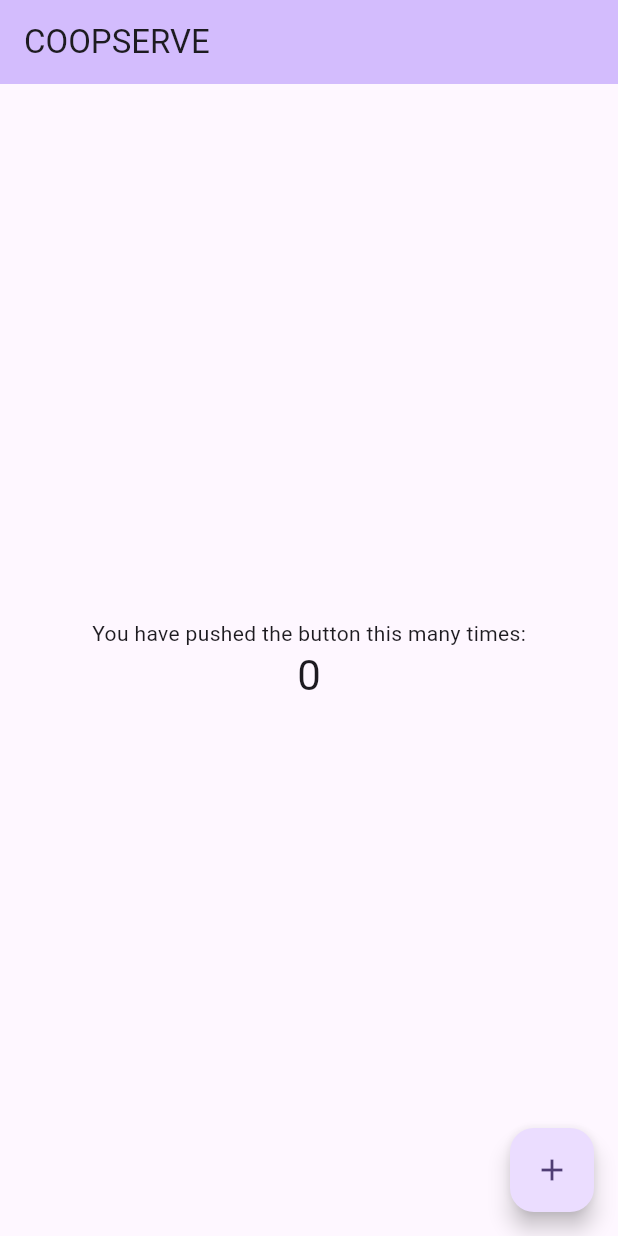
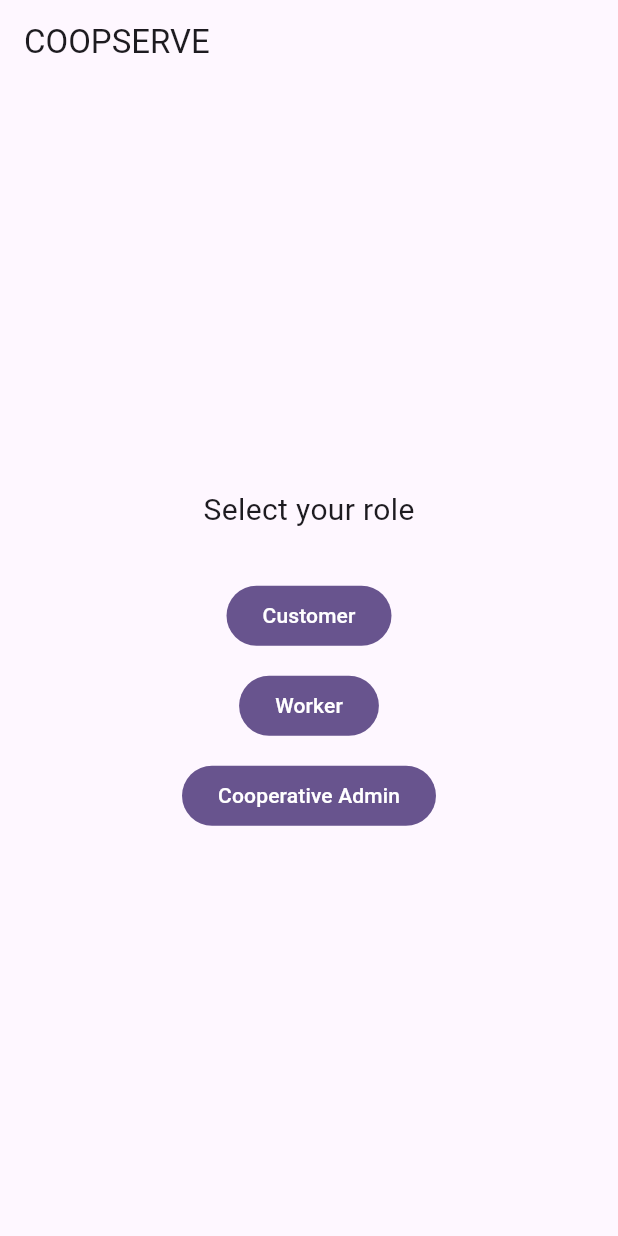
Before and after one commit to NemetronStrike/COOPSERVE, a Flutter app: the screen it shows after launch, on a phone screen of 412 x 824 dp. Run offline on Flutter 3.47's test engine with Material 3 defaults, Android fonts, the phone set to English and light mode, and no system bars.

Commit message:
Establish Flutter application architecture

```diff
--- /dev/null
+++ b/mobile/lib/config/app_config.dart
@@ -0,0 +1,4 @@
+class AppConfig {
+  static const env = String.fromEnvironment('ENV', defaultValue: 'development');
+  static const apiBaseUrl = String.fromEnvironment('API_BASE_URL', defaultValue: 'http://localhost:8000');
+}
--- /dev/null
+++ b/mobile/lib/core/app.dart
@@ -0,0 +1,20 @@
+import 'package:flutter/material.dart';
+import '../navigation/app_router.dart';
+import 'theme.dart';
+import 'constants.dart';
+
+class AppWidget extends StatelessWidget {
+  const AppWidget({super.key});
+
+  @override
+  Widget build(BuildContext context) {
+    return MaterialApp(
+      title: AppConstants.appName,
+      theme: AppTheme.light,
+      darkTheme: AppTheme.dark,
+      initialRoute: AppRouter.initial,
+      routes: AppRouter.routes,
+      debugShowCheckedModeBanner: false,
+    );
+  }
+}
--- /dev/null
+++ b/mobile/lib/core/constants.dart
@@ -0,0 +1,4 @@
+class AppConstants {
+  static const appName = 'COOPSERVE';
+  static const appVersion = '1.0.0';
+}
--- /dev/null
+++ b/mobile/lib/core/theme.dart
@@ -0,0 +1,18 @@
+import 'package:flutter/material.dart';
+
+class AppTheme {
+  static const _seed = Colors.deepPurple;
+
+  static ThemeData get light => ThemeData(
+        useMaterial3: true,
+        colorScheme: ColorScheme.fromSeed(seedColor: _seed),
+      );
+
+  static ThemeData get dark => ThemeData(
+        useMaterial3: true,
+        colorScheme: ColorScheme.fromSeed(
+          seedColor: _seed,
+          brightness: Brightness.dark,
+        ),
+      );
+}
--- /dev/null
+++ b/mobile/lib/features/admin/admin_screen.dart
@@ -0,0 +1,13 @@
+import 'package:flutter/material.dart';
+
+class AdminScreen extends StatelessWidget {
+  const AdminScreen({super.key});
+
+  @override
+  Widget build(BuildContext context) {
+    return Scaffold(
+      appBar: AppBar(title: const Text('Cooperative Admin')),
+      body: const Center(child: Text('Cooperative Admin — coming soon')),
+    );
+  }
+}
--- /dev/null
+++ b/mobile/lib/features/auth/auth_screen.dart
@@ -0,0 +1,36 @@
+import 'package:flutter/material.dart';
+import '../../navigation/app_router.dart';
+
+class AuthScreen extends StatelessWidget {
+  const AuthScreen({super.key});
+
+  @override
+  Widget build(BuildContext context) {
+    return Scaffold(
+      appBar: AppBar(title: const Text('COOPSERVE')),
+      body: Center(
+        child: Column(
+          mainAxisAlignment: MainAxisAlignment.center,
+          children: [
+            const Text('Select your role', style: TextStyle(fontSize: 20)),
+            const SizedBox(height: 32),
+            FilledButton(
+              onPressed: () => Navigator.pushNamed(context, AppRouter.customer),
+              child: const Text('Customer'),
+            ),
+            const SizedBox(height: 12),
+            FilledButton(
+              onPressed: () => Navigator.pushNamed(context, AppRouter.worker),
+              child: const Text('Worker'),
+            ),
+            const SizedBox(height: 12),
+            FilledButton(
+              onPressed: () => Navigator.pushNamed(context, AppRouter.admin),
+              child: const Text('Cooperative Admin'),
+            ),
+          ],
+        ),
+      ),
+    );
+  }
+}
--- /dev/null
+++ b/mobile/lib/features/customer/customer_screen.dart
@@ -0,0 +1,13 @@
+import 'package:flutter/material.dart';
+
+class CustomerScreen extends StatelessWidget {
+  const CustomerScreen({super.key});
+
+  @override
+  Widget build(BuildContext context) {
+    return Scaffold(
+      appBar: AppBar(title: const Text('Customer')),
+      body: const Center(child: Text('Customer — coming soon')),
+    );
+  }
+}
--- /dev/null
+++ b/mobile/lib/features/worker/worker_screen.dart
@@ -0,0 +1,13 @@
+import 'package:flutter/material.dart';
+
+class WorkerScreen extends StatelessWidget {
+  const WorkerScreen({super.key});
+
+  @override
+  Widget build(BuildContext context) {
+    return Scaffold(
+      appBar: AppBar(title: const Text('Worker')),
+      body: const Center(child: Text('Worker — coming soon')),
+    );
+  }
+}
--- a/mobile/lib/main.dart
+++ b/mobile/lib/main.dart
@@ -1,108 +1,6 @@
 import 'package:flutter/material.dart';
+import 'core/app.dart';
 
 void main() {
-  runApp(const MyApp());
+  runApp(const AppWidget());
 }
-
-class MyApp extends StatelessWidget {
-  const MyApp({super.key});
-
-  // This widget is the root of your application.
-  @override
-  Widget build(BuildContext context) {
-    return MaterialApp(
-      title: 'COOPSERVE',
-      theme: ThemeData(
-        useMaterial3: true,
-        colorScheme: ColorScheme.fromSeed(seedColor: Colors.deepPurple),
-      ),
-      home: const MyHomePage(title: 'COOPSERVE'),
-    );
-  }
-}
-
-class MyHomePage extends StatefulWidget {
-  const MyHomePage({super.key, required this.title});
-
-  // This widget is the home page of your application. It is stateful, meaning
-  // that it has a State object (defined below) that contains fields that affect
-  // how it looks.
-
-  // This class is the configuration for the state. It holds the values (in this
-  // case the title) provided by the parent (in this case the App widget) and
-  // used by the build method of the State. Fields in a Widget subclass are
-  // always marked "final".
-
-  final String title;
-
-  @override
-  State<MyHomePage> createState() => _MyHomePageState();
-}
-
-class _MyHomePageState extends State<MyHomePage> {
-  int _counter = 0;
-
-  void _incrementCounter() {
-    setState(() {
-      // This call to setState tells the Flutter framework that something has
-      // changed in this State, which causes it to rerun the build method below
-      // so that the display can reflect the updated values. If we changed
-      // _counter without calling setState(), then the build method would not be
-      // called again, and so nothing would appear to happen.
-      _counter++;
-    });
-  }
-
-  @override
-  Widget build(BuildContext context) {
-    // This method is rerun every time setState is called, for instance as done
-    // by the _incrementCounter method above.
-    //
-    // The Flutter framework has been optimized to make rerunning build methods
-    // fast, so that you can just rebuild anything that needs updating rather
-    // than having to individually change instances of widgets.
-    return Scaffold(
-      appBar: AppBar(
-        // TRY THIS: Try changing the color here to a specific color (to
-        // Colors.amber, perhaps?) and trigger a hot reload to see the AppBar
-        // change color while the other colors stay the same.
-        backgroundColor: Theme.of(context).colorScheme.inversePrimary,
-        // Here we take the value from the MyHomePage object that was created by
-        // the App.build method, and use it to set our appbar title.
-        title: Text(widget.title),
-      ),
-      body: Center(
-        // Center is a layout widget. It takes a single child and positions it
-        // in the middle of the parent.
-        child: Column(
-          // Column is also a layout widget. It takes a list of children and
-          // arranges them vertically. By default, it sizes itself to fit its
-          // children horizontally, and tries to be as tall as its parent.
-          //
-          // Column has various properties to control how it sizes itself and
-          // how it positions its children. Here we use mainAxisAlignment to
-          // center the children vertically; the main axis here is the vertical
-          // axis because Columns are vertical (the cross axis would be
-          // horizontal).
-          //
-          // TRY THIS: Invoke "debug painting" (choose the "Toggle Debug Paint"
-          // action in the IDE, or press "p" in the console), to see the
-          // wireframe for each widget.
-          mainAxisAlignment: .center,
-          children: [
-            const Text('You have pushed the button this many times:'),
-            Text(
-              '$_counter',
-              style: Theme.of(context).textTheme.headlineMedium,
-            ),
-          ],
-        ),
-      ),
-      floatingActionButton: FloatingActionButton(
-        onPressed: _incrementCounter,
-        tooltip: 'Increment',
-        child: const Icon(Icons.add),
-      ),
-    );
-  }
-}
--- /dev/null
+++ b/mobile/lib/models/models.dart
@@ -0,0 +1,2 @@
+// Domain models will be added here as features are implemented.
+// Example: user.dart, booking.dart, service_category.dart
--- /dev/null
+++ b/mobile/lib/navigation/app_router.dart
@@ -0,0 +1,19 @@
+import 'package:flutter/material.dart';
+import '../features/auth/auth_screen.dart';
+import '../features/customer/customer_screen.dart';
+import '../features/worker/worker_screen.dart';
+import '../features/admin/admin_screen.dart';
+
+class AppRouter {
+  static const initial = '/';
+  static const customer = '/customer';
+  static const worker = '/worker';
+  static const admin = '/admin';
+
+  static Map<String, WidgetBuilder> get routes => {
+        initial: (_) => const AuthScreen(),
+        customer: (_) => const CustomerScreen(),
+        worker: (_) => const WorkerScreen(),
+        admin: (_) => const AdminScreen(),
+      };
+}
--- /dev/null
+++ b/mobile/lib/repositories/repositories.dart
@@ -0,0 +1,2 @@
+// Repository abstractions will be added here as features are implemented.
+// Example: user_repository.dart, booking_repository.dart
--- /dev/null
+++ b/mobile/lib/services/services.dart
@@ -0,0 +1,2 @@
+// Service abstractions will be added here as features are implemented.
+// Example: auth_service.dart, location_service.dart, payment_service.dart
```
Also changed, not shown: mobile/lib/widgets/placeholder_screen.dart (added, +17 -0 lines), 1 other file.
